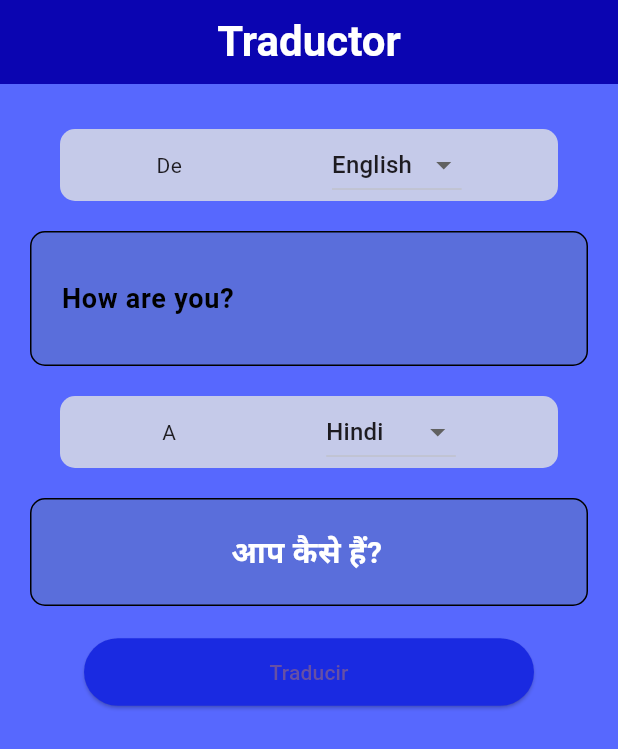
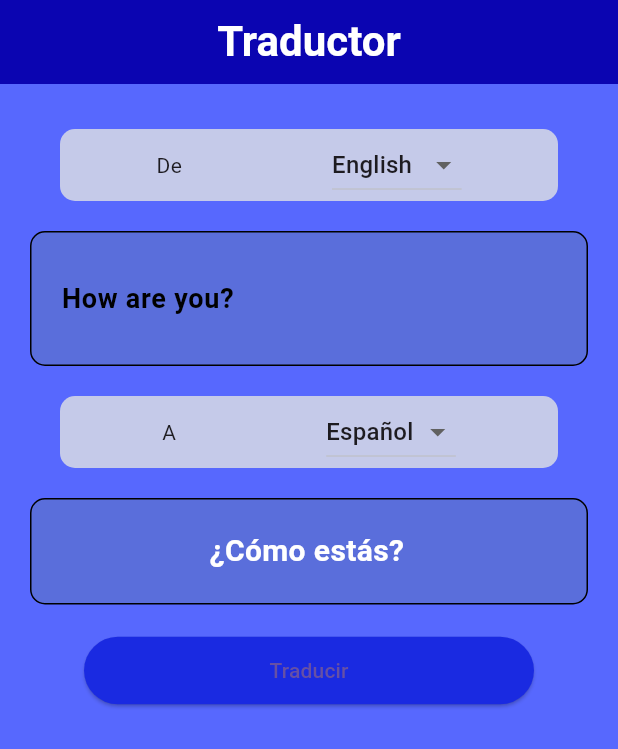
Before and after one commit to IvanCallisaya/flutter-proyecto, a Flutter app: the screen it shows after launch, on a phone screen of 412 x 824 dp. Shown: the top 749 px of the screen. Run offline on Flutter 3.47's test engine with Material 3 defaults, Android fonts, the phone set to English and light mode, and no system bars; missing offline and left inert: translator.

Commit message:
Realizando ultimos cambios

```diff
--- a/lib/Translator.dart
+++ b/lib/Translator.dart
@@ -35,10 +35,10 @@ class _TranslatorAppState extends State<TranslatorApp> {
   ];
   final translator = GoogleTranslator();
   String from = 'en';
-  String to = 'hi';
-  String data = 'आप कैसे हैं?';
+  String to = 'es';
+  String data = '¿Cómo estás?';
   String selectedvalue = 'English';
-  String selectedvalue2 = 'Hindi';
+  String selectedvalue2 = 'Español';
   TextEditingController controller =
       TextEditingController(text: 'How are you?');
   final formkey = GlobalKey<FormState>();
```
